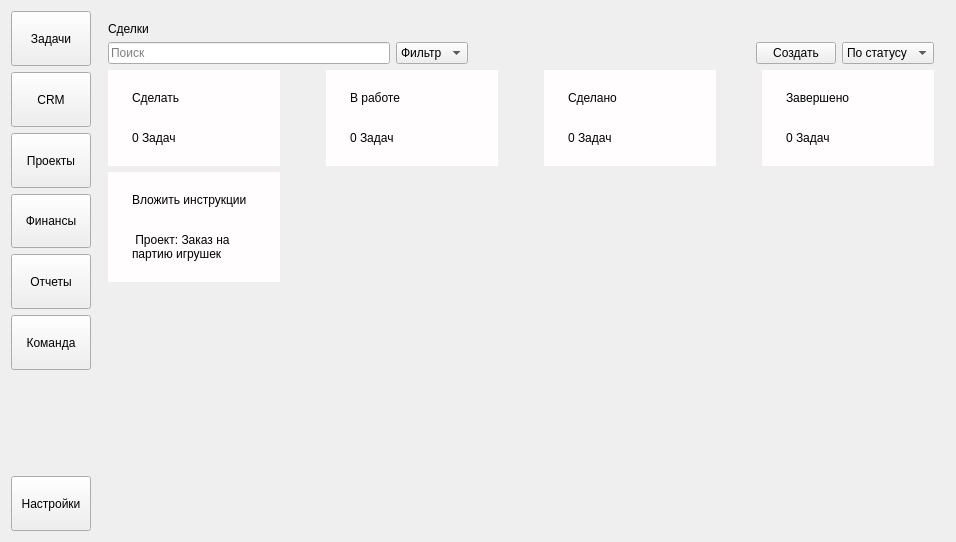
Qt form CRMWindow.ui (Barnaga/TerraCRM) before a commit.
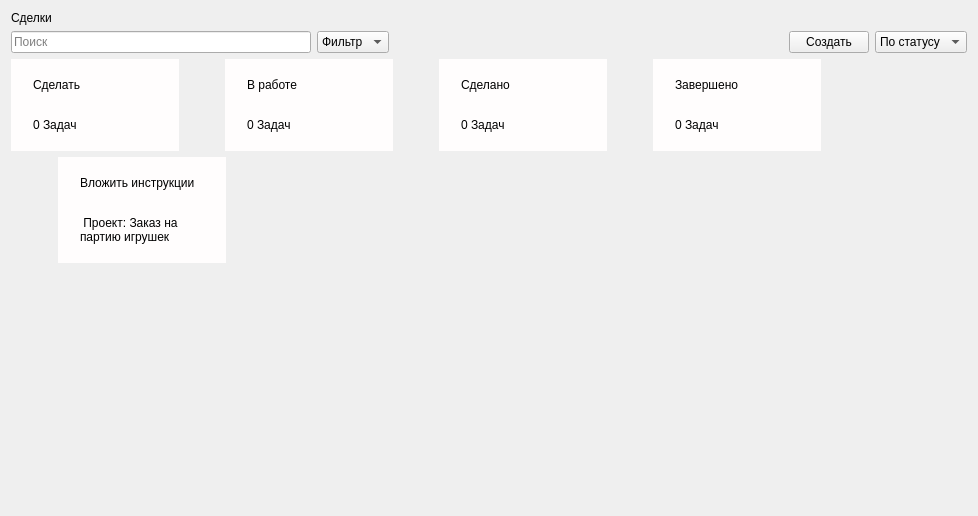
The same form after that commit.

Commit message: Добавлено: виджет задачи, его отрисовка

```diff
--- a/CRMWindow.ui
+++ b/CRMWindow.ui
@@ -1,139 +1,21 @@
 <?xml version="1.0" encoding="UTF-8"?>
 <ui version="4.0">
  <class>CRMWindowClass</class>
- <widget class="QMainWindow" name="CRMWindowClass">
+ <widget class="QWidget" name="CRMWindowClass">
   <property name="geometry">
    <rect>
     <x>0</x>
     <y>0</y>
-    <width>944</width>
-    <height>542</height>
+    <width>978</width>
+    <height>516</height>
    </rect>
   </property>
   <property name="windowTitle">
    <string>CRMWindow</string>
   </property>
-  <widget class="QWidget" name="centralWidget">
-   <layout class="QHBoxLayout" name="horizontalLayout">
-    <item>
-     <layout class="QVBoxLayout" name="verticalLayout">
-      <property name="sizeConstraint">
-       <enum>QLayout::SizeConstraint::SetNoConstraint</enum>
-      </property>
-      <item>
-       <widget class="QPushButton" name="tasksBtn">
-        <property name="sizePolicy">
-         <sizepolicy hsizetype="Minimum" vsizetype="Minimum">
-          <horstretch>0</horstretch>
-          <verstretch>0</verstretch>
-         </sizepolicy>
-        </property>
-        <property name="text">
-         <string>Задачи</string>
-        </property>
-       </widget>
-      </item>
-      <item>
-       <widget class="QPushButton" name="crmBtn">
-        <property name="sizePolicy">
-         <sizepolicy hsizetype="Minimum" vsizetype="Minimum">
-          <horstretch>0</horstretch>
-          <verstretch>0</verstretch>
-         </sizepolicy>
-        </property>
-        <property name="text">
-         <string>CRM</string>
-        </property>
-       </widget>
-      </item>
-      <item>
-       <widget class="QPushButton" name="pushButton_3">
-        <property name="sizePolicy">
-         <sizepolicy hsizetype="Minimum" vsizetype="Minimum">
-          <horstretch>0</horstretch>
-          <verstretch>0</verstretch>
-         </sizepolicy>
-        </property>
-        <property name="text">
-         <string>Проекты</string>
-        </property>
-       </widget>
-      </item>
-      <item>
-       <widget class="QPushButton" name="pushButton_6">
-        <property name="sizePolicy">
-         <sizepolicy hsizetype="Minimum" vsizetype="Minimum">
-          <horstretch>0</horstretch>
-          <verstretch>0</verstretch>
-         </sizepolicy>
-        </property>
-        <property name="text">
-         <string>Финансы</string>
-        </property>
-       </widget>
-      </item>
-      <item>
-       <widget class="QPushButton" name="pushButton_7">
-        <property name="sizePolicy">
-         <sizepolicy hsizetype="Minimum" vsizetype="Minimum">
-          <horstretch>0</horstretch>
-          <verstretch>0</verstretch>
-         </sizepolicy>
-        </property>
-        <property name="text">
-         <string>Отчеты</string>
-        </property>
-       </widget>
-      </item>
-      <item>
-       <widget class="QPushButton" name="pushButton_10">
-        <property name="sizePolicy">
-         <sizepolicy hsizetype="Minimum" vsizetype="Minimum">
-          <horstretch>0</horstretch>
-          <verstretch>0</verstretch>
-         </sizepolicy>
-        </property>
-        <property name="text">
-         <string>Команда</string>
-        </property>
-       </widget>
-      </item>
-      <item>
-       <spacer name="verticalSpacer">
-        <property name="orientation">
-         <enum>Qt::Orientation::Vertical</enum>
-        </property>
-        <property name="sizeType">
-         <enum>QSizePolicy::Policy::Fixed</enum>
-        </property>
-        <property name="sizeHint" stdset="0">
-         <size>
-          <width>20</width>
-          <height>100</height>
-         </size>
-        </property>
-       </spacer>
-      </item>
-      <item>
-       <widget class="QPushButton" name="pushButton_8">
-        <property name="sizePolicy">
-         <sizepolicy hsizetype="Minimum" vsizetype="Minimum">
-          <horstretch>0</horstretch>
-          <verstretch>0</verstretch>
-         </sizepolicy>
-        </property>
-        <property name="text">
-         <string>Настройки</string>
-        </property>
-       </widget>
-      </item>
-     </layout>
-    </item>
-    <item>
-     <widget class="QWidget" name="CRMWindow" native="true">
-      <layout class="QFormLayout" name="formLayout_2">
+  <layout class="QFormLayout" name="formLayout">
        <item row="0" column="0">
-        <widget class="QLabel" name="crmLbl">
+    <widget class="QLabel" name="dealsLbl">
          <property name="maximumSize">
           <size>
            <width>100</width>
@@ -145,56 +27,8 @@
          </property>
         </widget>
        </item>
-       <item row="3" column="0">
-        <widget class="QWidget" name="toDoItem_2" native="true">
-         <property name="sizePolicy">
-          <sizepolicy hsizetype="Maximum" vsizetype="Maximum">
-           <horstretch>0</horstretch>
-           <verstretch>0</verstretch>
-          </sizepolicy>
-         </property>
-         <property name="styleSheet">
-          <string notr="true">background-color: rgb(255,253,253);
-padding: 10px 10px;</string>
-         </property>
-         <layout class="QVBoxLayout" name="verticalLayout_11">
-          <item>
-           <widget class="QLabel" name="nameTasksLbl_2">
-            <property name="sizePolicy">
-             <sizepolicy hsizetype="Minimum" vsizetype="Minimum">
-              <horstretch>0</horstretch>
-              <verstretch>0</verstretch>
-             </sizepolicy>
-            </property>
-            <property name="minimumSize">
-             <size>
-              <width>150</width>
-              <height>30</height>
-             </size>
-            </property>
-            <property name="styleSheet">
-             <string notr="true"/>
-            </property>
-            <property name="text">
-             <string>Вложить инструкции</string>
-            </property>
-           </widget>
-          </item>
-          <item>
-           <widget class="QLabel" name="projectName_2">
-            <property name="text">
-             <string> Проект: Заказ на партию игрушек</string>
-            </property>
-            <property name="wordWrap">
-             <bool>true</bool>
-            </property>
-           </widget>
-          </item>
-         </layout>
-        </widget>
-       </item>
        <item row="1" column="0" colspan="2">
-        <layout class="QHBoxLayout" name="horizontalLayout_4">
+    <layout class="QHBoxLayout" name="horizontalLayout_2">
          <item>
           <widget class="QLineEdit" name="lineEdit_2">
            <property name="maximumSize">
@@ -261,9 +95,9 @@
         </layout>
        </item>
        <item row="2" column="0" colspan="2">
-        <layout class="QHBoxLayout" name="horizontalLayout_3">
+    <layout class="QHBoxLayout" name="horizontalLayout">
          <item>
-          <widget class="QWidget" name="toDoWidget_2" native="true">
+      <widget class="QWidget" name="toDoWidget" native="true">
            <property name="sizePolicy">
             <sizepolicy hsizetype="Maximum" vsizetype="Maximum">
              <horstretch>0</horstretch>
@@ -308,7 +142,7 @@
           </widget>
          </item>
          <item>
-          <spacer name="horizontalSpacer_5">
+      <spacer name="horizontalSpacer">
            <property name="orientation">
             <enum>Qt::Orientation::Horizontal</enum>
            </property>
@@ -324,7 +158,7 @@
           </spacer>
          </item>
          <item>
-          <widget class="QWidget" name="toWorksWidget_2" native="true">
+      <widget class="QWidget" name="toWorksWidget" native="true">
            <property name="sizePolicy">
             <sizepolicy hsizetype="Maximum" vsizetype="Maximum">
              <horstretch>0</horstretch>
@@ -369,7 +203,7 @@
           </widget>
          </item>
          <item>
-          <spacer name="horizontalSpacer_6">
+      <spacer name="horizontalSpacer_2">
            <property name="orientation">
             <enum>Qt::Orientation::Horizontal</enum>
            </property>
@@ -385,7 +219,7 @@
           </spacer>
          </item>
          <item>
-          <widget class="QWidget" name="toDoneWidget_2" native="true">
+      <widget class="QWidget" name="toDoneWidget" native="true">
            <property name="sizePolicy">
             <sizepolicy hsizetype="Maximum" vsizetype="Maximum">
              <horstretch>0</horstretch>
@@ -430,7 +264,7 @@
           </widget>
          </item>
          <item>
-          <spacer name="horizontalSpacer_7">
+      <spacer name="horizontalSpacer_3">
            <property name="orientation">
             <enum>Qt::Orientation::Horizontal</enum>
            </property>
@@ -446,7 +280,7 @@
           </spacer>
          </item>
          <item>
-          <widget class="QWidget" name="toCompleteWidget_2" native="true">
+      <widget class="QWidget" name="toCompleteWidget" native="true">
            <property name="sizePolicy">
             <sizepolicy hsizetype="Maximum" vsizetype="Maximum">
              <horstretch>0</horstretch>
@@ -492,13 +326,56 @@
          </item>
         </layout>
        </item>
+   <item row="3" column="1">
+    <widget class="QWidget" name="toDoItem" native="true">
+     <property name="sizePolicy">
+      <sizepolicy hsizetype="Maximum" vsizetype="Maximum">
+       <horstretch>0</horstretch>
+       <verstretch>0</verstretch>
+      </sizepolicy>
+     </property>
+     <property name="styleSheet">
+      <string notr="true">background-color: rgb(255,253,253);
+padding: 10px 10px;</string>
+     </property>
+     <layout class="QVBoxLayout" name="verticalLayout_6">
+      <item>
+       <widget class="QLabel" name="nameTasksLbl">
+        <property name="sizePolicy">
+         <sizepolicy hsizetype="Minimum" vsizetype="Minimum">
+          <horstretch>0</horstretch>
+          <verstretch>0</verstretch>
+         </sizepolicy>
+        </property>
+        <property name="minimumSize">
+         <size>
+          <width>150</width>
+          <height>30</height>
+         </size>
+        </property>
+        <property name="styleSheet">
+         <string notr="true"/>
+        </property>
+        <property name="text">
+         <string>Вложить инструкции</string>
+        </property>
+       </widget>
+      </item>
+      <item>
+       <widget class="QLabel" name="projectName">
+        <property name="text">
+         <string> Проект: Заказ на партию игрушек</string>
+        </property>
+        <property name="wordWrap">
+         <bool>true</bool>
+        </property>
+       </widget>
+      </item>
       </layout>
      </widget>
     </item>
    </layout>
   </widget>
- </widget>
- <layoutdefault spacing="6" margin="11"/>
  <resources/>
  <connections/>
 </ui>
```
Left out of the diff: 36 changed lines with no effect on the pictures. Lines whose indentation alone changed are shown as unchanged. The commit also changes 19 other files.
